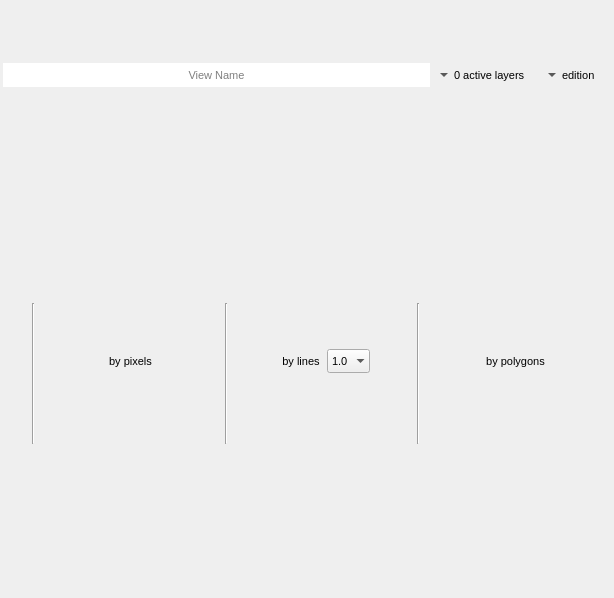
Before: the Qt Designer form ui/view_widget.ui in SMByC/ThRasE, drawn with Qt 5.
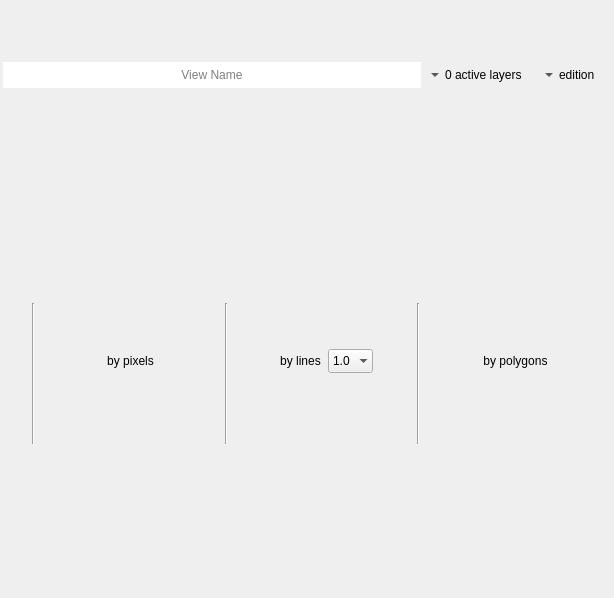
After: the same form once the commit is applied. Icons and pictures are not drawn. Custom widgets are drawn as their Qt base class.

Commit message: Adjust UI in several widget size

```diff
--- a/ui/view_widget.ui
+++ b/ui/view_widget.ui
@@ -49,14 +49,9 @@
         <property name="maximumSize">
          <size>
           <width>16777215</width>
-          <height>24</height>
+          <height>26</height>
          </size>
         </property>
-        <property name="font">
-         <font>
-          <pointsize>8</pointsize>
-         </font>
-        </property>
         <property name="frame">
          <bool>false</bool>
         </property>
@@ -73,14 +68,9 @@
         <property name="maximumSize">
          <size>
           <width>16777215</width>
-          <height>24</height>
+          <height>26</height>
          </size>
         </property>
-        <property name="font">
-         <font>
-          <pointsize>8</pointsize>
-         </font>
-        </property>
         <property name="toolTip">
          <string>Show/hide the active layers config</string>
         </property>
@@ -103,14 +93,9 @@
         <property name="maximumSize">
          <size>
           <width>16777215</width>
-          <height>24</height>
+          <height>26</height>
          </size>
         </property>
-        <property name="font">
-         <font>
-          <pointsize>8</pointsize>
-         </font>
-        </property>
         <property name="toolTip">
          <string>Show/hide the edition tools</string>
         </property>
@@ -263,11 +248,6 @@
                 <height>24</height>
                </size>
               </property>
-              <property name="font">
-               <font>
-                <pointsize>8</pointsize>
-               </font>
-              </property>
               <property name="toolTip">
                <string>&lt;html&gt;&lt;head/&gt;&lt;body&gt;&lt;p&gt;Edit the clicked pixel, the pixel will change according to the values of the recode pixel table.&lt;/p&gt;&lt;p&gt;Controls:&lt;/p&gt;&lt;p&gt;- Left mouse: change the pixel clicked&lt;/p&gt;&lt;p&gt;- Click again or Esc: exit of edit mode&lt;/p&gt;&lt;/body&gt;&lt;/html&gt;</string>
               </property>
@@ -475,11 +455,6 @@
                 <height>24</height>
                </size>
               </property>
-              <property name="font">
-               <font>
-                <pointsize>8</pointsize>
-               </font>
-              </property>
               <property name="toolTip">
                <string>&lt;html&gt;&lt;head/&gt;&lt;body&gt;&lt;p&gt;Edit all pixels around lines using buffer value, the pixel will change according to the values of the recode pixel table.&lt;/p&gt;&lt;p&gt;Controls:&lt;/p&gt;&lt;p&gt;- Left mouse: a new point of the line&lt;/p&gt;&lt;p&gt;- Backspace or Del: for delete the last point&lt;/p&gt;&lt;p&gt;- Right mouse or Enter: for finish the current line&lt;/p&gt;&lt;p&gt;- Click again or Esc: exit of edit mode&lt;/p&gt;&lt;/body&gt;&lt;/html&gt;</string>
               </property>
@@ -509,11 +484,6 @@
                 <height>24</height>
                </size>
               </property>
-              <property name="font">
-               <font>
-                <pointsize>8</pointsize>
-               </font>
-              </property>
               <property name="toolTip">
                <string>&lt;html&gt;&lt;head/&gt;&lt;body&gt;&lt;p&gt;The N times the pixel size for defining the buffer around the line&lt;/p&gt;&lt;/body&gt;&lt;/html&gt;</string>
               </property>
@@ -781,11 +751,6 @@
                 <height>24</height>
                </size>
               </property>
-              <property name="font">
-               <font>
-                <pointsize>8</pointsize>
-               </font>
-              </property>
               <property name="toolTip">
                <string>&lt;html&gt;&lt;head/&gt;&lt;body&gt;&lt;p&gt;Edit all pixels inside the polygon, the pixel will change according to the values of the recode pixel table.&lt;/p&gt;&lt;p&gt;Controls:&lt;/p&gt;&lt;p&gt;- Left mouse: a new point of the polygon&lt;/p&gt;&lt;p&gt;- Backspace or Del: for delete the last point&lt;/p&gt;&lt;p&gt;- Right mouse or Enter: for finish the current polygon&lt;/p&gt;&lt;p&gt;- Click again or Esc: exit of edit mode&lt;/p&gt;&lt;/body&gt;&lt;/html&gt;</string>
               </property>
```
The commit also changes 1 other file.
